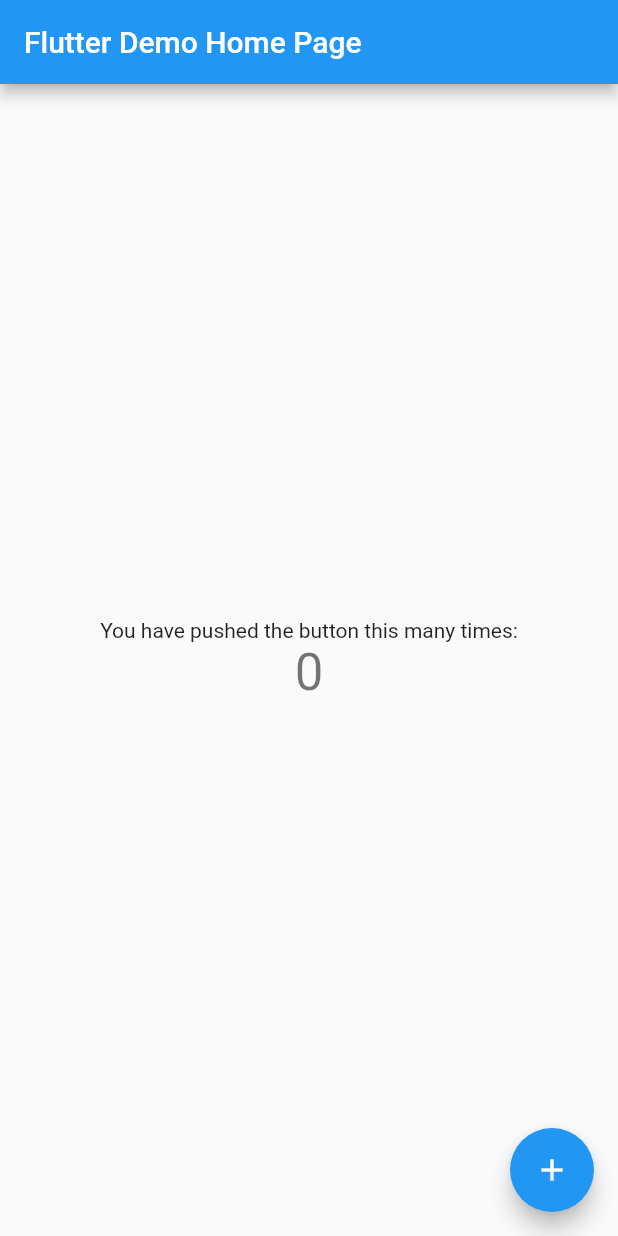
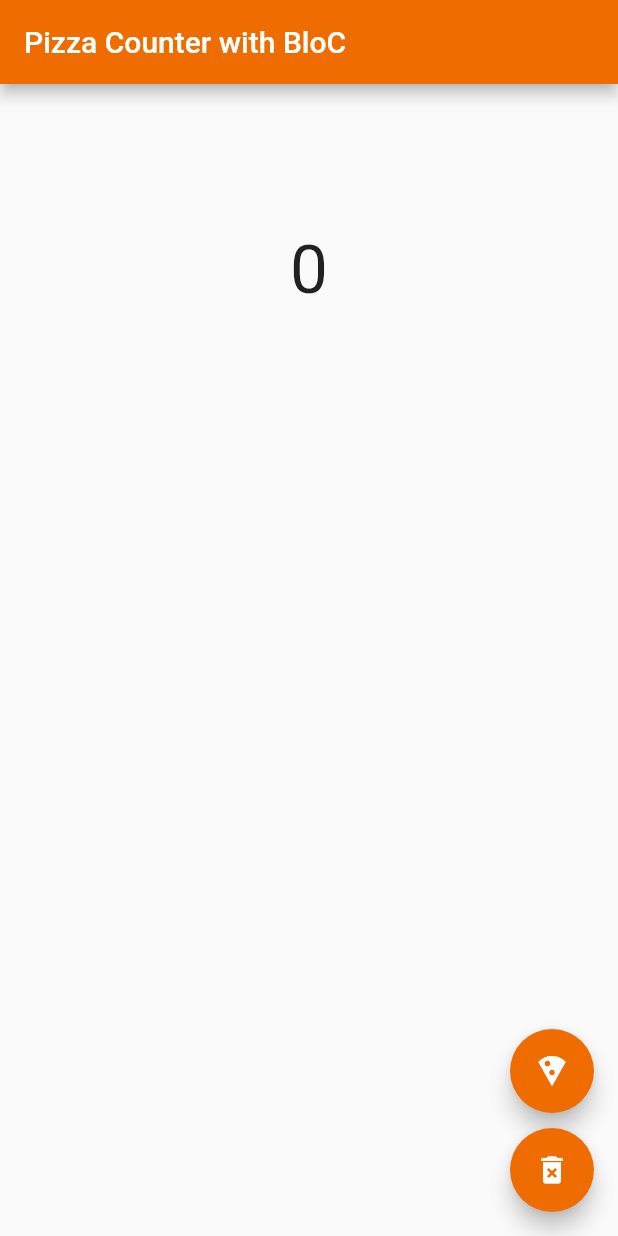
Before and after one commit to FQ211776-FORKS/flutter_bloc_pizza, a Flutter app: the screen it shows after launch, on a phone screen of 412 x 824 dp. Run offline on Flutter 3.47's test engine with Material 2 defaults, Android fonts, the phone set to English and light mode, and no system bars; our stand-ins replace bloc, flutter_bloc.

Commit message:
Pizza cubit, primitive data type int

```diff
--- /dev/null
+++ b/lib/cubit/pizza_counter_cubit.dart
@@ -0,0 +1,9 @@
+import 'package:bloc/bloc.dart';
+
+class PizzaCounterCubit extends Cubit<int> {
+  PizzaCounterCubit() : super(0);
+
+  void increment() => emit(state + 1);
+
+  void decrement() => state > 0 ? emit(state - 1) : emit(state);
+}
--- a/lib/main.dart
+++ b/lib/main.dart
@@ -1,4 +1,8 @@
+import 'dart:math';
+
 import 'package:flutter/material.dart';
+import 'package:flutter_bloc/flutter_bloc.dart';
+import 'package:flutter_bloc_pizza/cubit/pizza_counter_cubit.dart';
 
 void main() {
   runApp(const MyApp());
@@ -9,58 +13,88 @@
 
   @override
   Widget build(BuildContext context) {
-    return MaterialApp(
-      title: 'Flutter Demo',
-      theme: ThemeData(
-        primarySwatch: Colors.blue,
+    return MultiBlocProvider(
+      providers: [
+        BlocProvider(
+          create: (context) => PizzaCounterCubit(),
         ),
-      home: const MyHomePage(title: 'Flutter Demo Home Page'),
+      ],
+      child: const MaterialApp(
+        title: 'Flutter BloC Pattern',
+        home: HomeScreen(),
+      ),
     );
   }
 }
 
-class MyHomePage extends StatefulWidget {
-  const MyHomePage({Key? key, required this.title}) : super(key: key);
-
-  final String title;
-
-  @override
-  State<MyHomePage> createState() => _MyHomePageState();
-}
-
-class _MyHomePageState extends State<MyHomePage> {
-  int _counter = 0;
-
-  void _incrementCounter() {
-    setState(() {
-      _counter++;
-    });
-  }
+class HomeScreen extends StatelessWidget {
+  const HomeScreen({Key? key}) : super(key: key);
 
   @override
   Widget build(BuildContext context) {
+    var random = Random();
+
     return Scaffold(
       appBar: AppBar(
-          title: Text(widget.title),
+        title: const Text('Pizza Counter with BloC'),
+        backgroundColor: Colors.orange[800],
       ),
       body: Center(
-          child: Column(
+        child: BlocBuilder<PizzaCounterCubit, int>(
+          builder: (context, state) {
+            return Column(
               mainAxisAlignment: MainAxisAlignment.center,
-            children: <Widget>[
-              const Text(
-                'You have pushed the button this many times:',
+              children: [
+                Text(
+                  '$state',
+                  style: const TextStyle(fontSize: 45),
                 ),
-              Text(
-                '$_counter',
-                style: Theme.of(context).textTheme.headline4,
+                const SizedBox(height: 20),
+                SizedBox(
+                  height: 500,
+                  width: 500,
+                  child: Stack(
+                    alignment: Alignment.center,
+                    clipBehavior: Clip.none,
+                    children: [
+                      for (int index = 0; index < state; index++)
+                        Positioned(
+                          left: random.nextInt(400).toDouble(),
+                          top: random.nextInt(400).toDouble(),
+                          child: SizedBox(
+                            height: 50,
+                            width: 50,
+                            child: Image.asset('assets/pizza.png'),
+                          ),
+                        )
+                    ],
+                  ),
+                ),
+              ],
+            );
+          },
+        ),
+      ),
+      floatingActionButton: Column(
+        mainAxisAlignment: MainAxisAlignment.end,
+        children: [
+          FloatingActionButton(
+            child: const Icon(Icons.local_pizza),
+            backgroundColor: Colors.orange[800],
+            onPressed: () {
+              context.read<PizzaCounterCubit>().increment();
+            },
+          ),
+          const SizedBox(height: 10),
+          FloatingActionButton(
+            child: const Icon(Icons.delete_forever),
+            backgroundColor: Colors.orange[800],
+            onPressed: () {
+              context.read<PizzaCounterCubit>().decrement();
+            },
           ),
         ],
       ),
-        ),
-        floatingActionButton: FloatingActionButton(
-          onPressed: _incrementCounter,
-          tooltip: 'Increment',
-          child: const Icon(Icons.add),
-        ));
+    );
   }
 }
--- a/pubspec.yaml
+++ b/pubspec.yaml
@@ -61,8 +61,8 @@
   uses-material-design: true
 
   # To add assets to your application, add an assets section, like this:
-  # assets:
-  #   - images/a_dot_burr.jpeg
+  assets:
+    - assets/pizza.png
   #   - images/a_dot_ham.jpeg
 
   # An image asset can refer to one or more resolution-specific "variants", see
```
Also changed, not shown: assets/pizza.png (added). Lines whose indentation alone changed are shown as unchanged.
